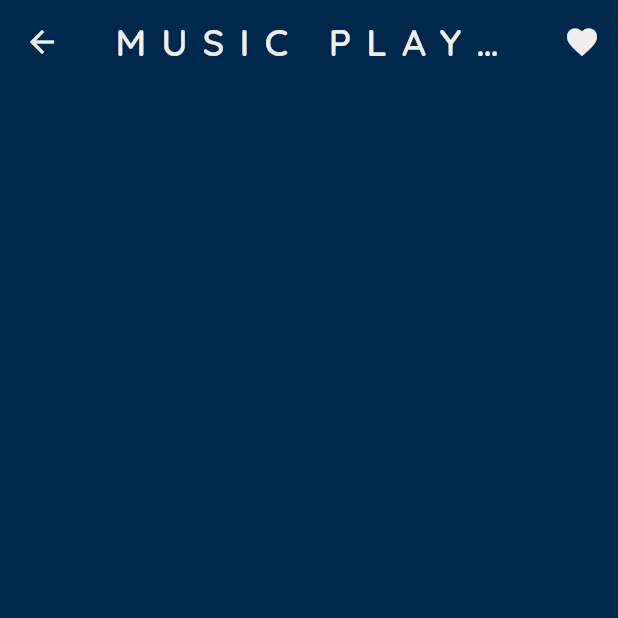
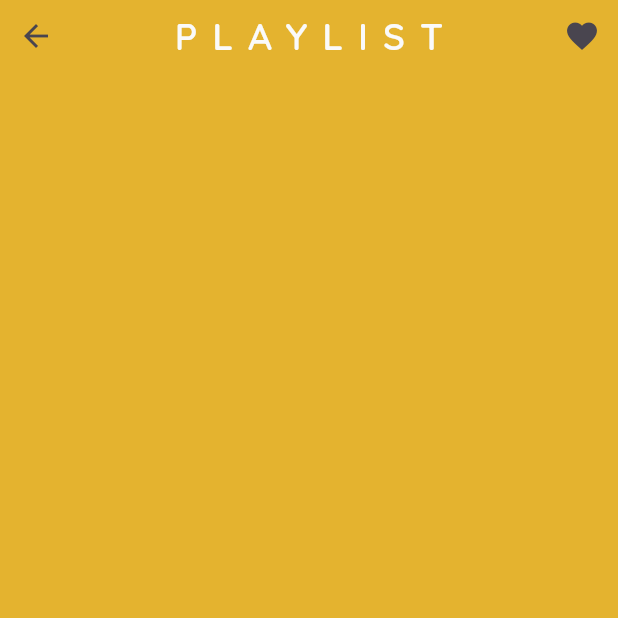
Before and after one commit to KyleAro/FlutterIntro, a Flutter app: the screen it shows after launch, after a tap on "MUSIC PLAYER", on a phone screen of 412 x 824 dp, the top half of it. Run offline on Flutter 3.47's test engine with Material 3 defaults, Android fonts, the phone set to English and light mode, and no system bars; our stand-ins replace google_fonts.

Commit message:
Need to finish the ACT1_mobile.dart

```diff
--- /dev/null
+++ b/lib/pages/act_1responsive/act_1mobile.dart
@@ -0,0 +1,41 @@
+import 'package:flutter/material.dart';
+import '../../styles/musicplayer_style.dart';
+
+
+class Act_1Mobile extends StatelessWidget {
+  const Act_1Mobile({super.key});
+
+  @override
+  Widget build(BuildContext context) {
+    return Scaffold(
+      backgroundColor: scaffoldBackgroundColor,
+
+      body: Column  (
+        children: [
+          Row(
+            // back button
+            mainAxisAlignment: MainAxisAlignment.spaceBetween,
+            children: [
+            IconButton(
+              onPressed: (){},
+              icon: Icon(Icons.arrow_back),
+              ),
+
+            // Playlist title
+            Text(
+              'Playlist'.toUpperCase(),
+              style: getTitleTextStyle(context).copyWith(fontSize: 25),
+              ),
+            //favorite button
+            IconButton(
+              onPressed: (){},
+              icon: Icon(Icons.favorite),
+              ),
+                 ],
+          ),
+        ],
+
+      ),
+    );
+  }
+  }
--- a/lib/pages/activity1_page.dart
+++ b/lib/pages/activity1_page.dart
@@ -1,44 +1,25 @@
 import 'package:flutter/material.dart';
 import '../styles/musicplayer_style.dart';
-
+import 'package:genesis/responsive/responsive_layout.dart';
+import 'act_1responsive/act_1mobile.dart';
+import 'act_1responsive/act_1desktop.dart';
 
 class ActivityPage extends StatelessWidget {
   final String title;
 
   const ActivityPage({super.key, required this.title});
 
-  @override
+
    @override
   Widget build(BuildContext context) {
     return MaterialApp(
       debugShowCheckedModeBanner: false,
       home: Scaffold(
         backgroundColor: scaffoldBackgroundColor,
-        appBar: AppBar(
-          backgroundColor: customAppBarTheme.backgroundColor,
-          title: Center(
-            child: Text(
-              'music player'.toUpperCase(),
-              style: getTitleTextStyle(context).copyWith(fontSize: 25)
 
-            ),
-          ),
-          leading: IconButton(
-            icon: const Icon(Icons.arrow_back),
-            color: const Color.fromARGB(255, 240, 238, 238),
-            onPressed: () {
-              Navigator.pop(context);
-            },
-          ),
-          actions: [
-            IconButton(
-              icon: const Icon(Icons.favorite),
-              color: const Color.fromARGB(255, 240, 238, 238),
-              onPressed: () {
-                // Handle favorite button press
-              },
-            ),
-          ],
+        body: ResponsiveLayout(
+          mobileBody: Act_1Mobile(),
+          desktopBody: Act_1Desktop(),
         ),
            ),
 
--- a/lib/styles/musicplayer_style.dart
+++ b/lib/styles/musicplayer_style.dart
@@ -12,21 +12,21 @@ AppBarTheme customAppBarTheme = AppBarTheme(
 
 
 
-Color scaffoldBackgroundColor =  const Color.fromARGB(255, 0, 39, 76);
+Color scaffoldBackgroundColor =  const Color.fromARGB(240, 228, 179, 46);
 
 
 
 TextStyle titleTextStyle = TextStyle(
   fontSize: 50,
 
-  color: const Color.fromARGB(255, 240, 238, 238),
+
 );
 
 
 TextStyle getTitleTextStyle(BuildContext context) {
   return GoogleFonts.quicksand(
     fontWeight: FontWeight.w600,
-    color: const Color.fromARGB(255, 238, 237, 233),
+    color: const Color.fromARGB(255, 250, 250, 250),
     letterSpacing: 10.0,
 
   );
--- a/pubspec.yaml
+++ b/pubspec.yaml
@@ -59,8 +59,10 @@ flutter:
   uses-material-design: true
 
   # To add assets to your application, add an assets section, like this:
-  # assets:
-  #   - images/a_dot_burr.jpeg
+  assets:
+  - assets/img/
+
+
   #   - images/a_dot_ham.jpeg
 
   # An image asset can refer to one or more resolution-specific "variants", see
```
Also changed, not shown: lib/pages/act_1responsive/act_1desktop.dart (added, +37 -0 lines), assets/img/download.jpeg (added).
